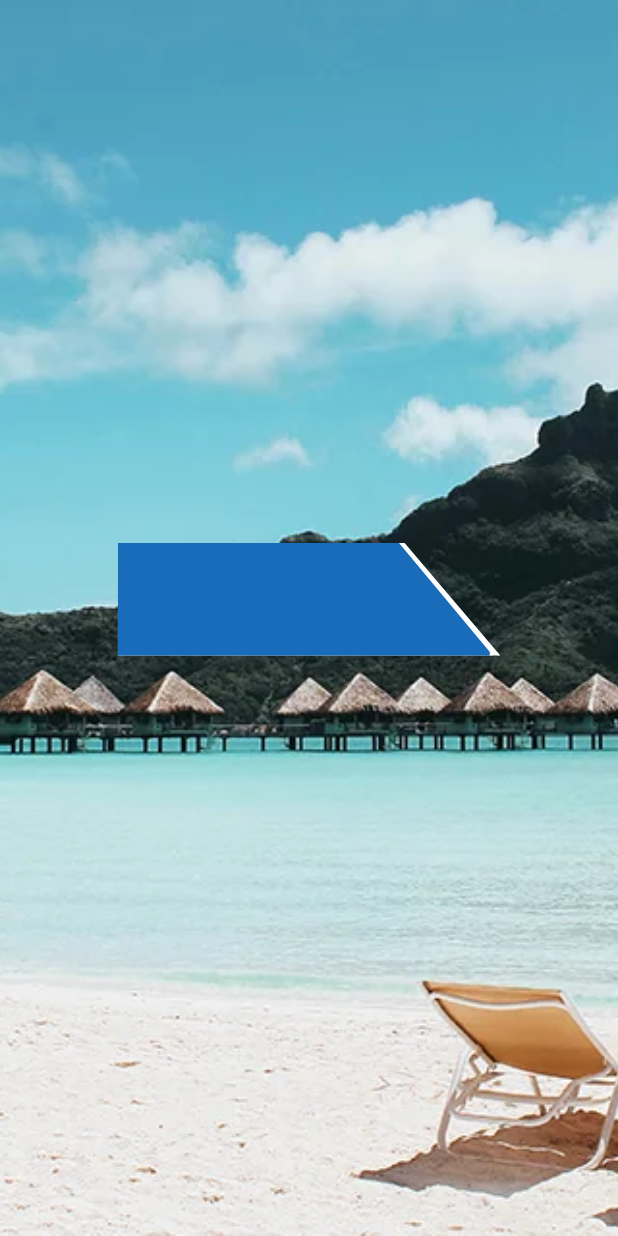
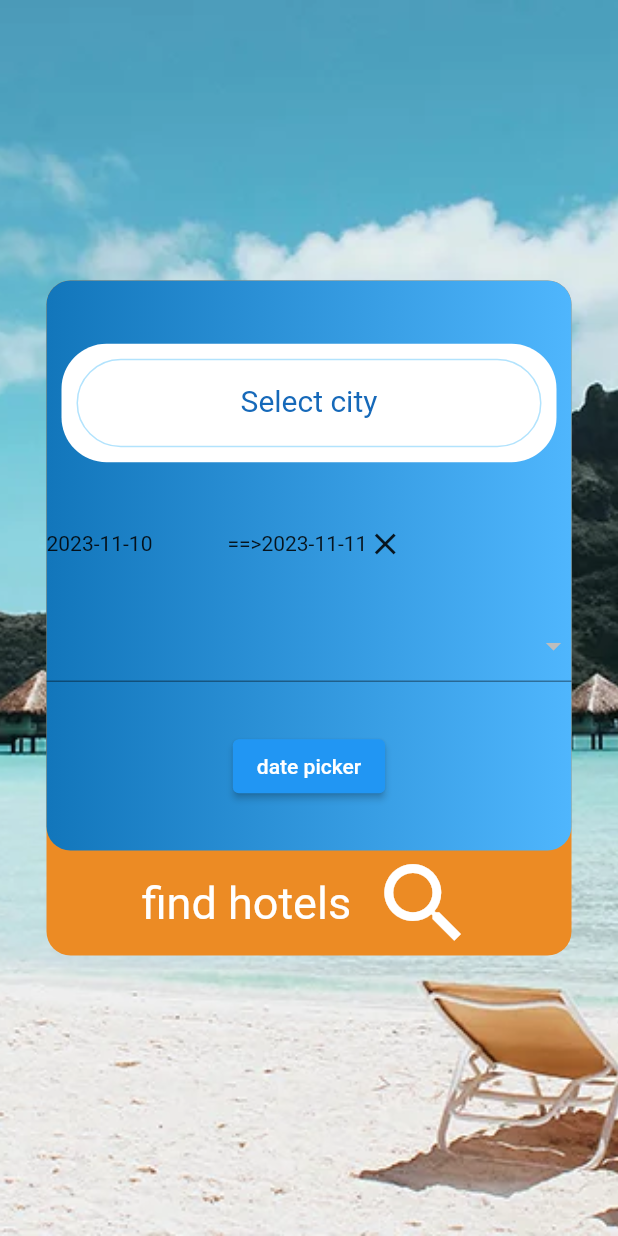
Before and after one commit to OmarAlex00/hotelsgo, a Flutter app: the screen it shows after launch, on a phone screen of 412 x 824 dp. Run offline on Flutter 3.47's test engine with Material 2 defaults, Android fonts, the phone set to English and light mode, and no system bars.

Commit message:
clean code part 2

```diff
--- /dev/null
+++ b/lib/core/custom_border_styles.dart
@@ -0,0 +1,7 @@
+import 'package:flutter/material.dart';
+
+class AppTextFieldBorderStyles {
+  static OutlineInputBorder enabledBorder = const OutlineInputBorder(
+      borderSide: BorderSide(color: Color(0xffB2E3FD)),
+      borderRadius: BorderRadius.all(Radius.circular(30)));
+}
--- /dev/null
+++ b/lib/core/text_styles.dart
@@ -0,0 +1,10 @@
+import 'package:flutter/material.dart';
+
+class AppTextStyles {
+  static TextStyle labelTextStyle =
+      const TextStyle(color: Color(0xff1669B9), fontSize: 20);
+  static TextStyle hintTextStyle =
+      const TextStyle(color: Color(0xff1669B9), fontSize: 16);
+  static TextStyle dateTextStyle = const TextStyle(
+      color: Color(0xff1669B9), fontSize: 20, fontWeight: FontWeight.w600);
+}
--- /dev/null
+++ b/lib/features/main_feature/Widgets/custom_date_range.dart
@@ -0,0 +1,34 @@
+import 'package:flutter/material.dart';
+
+class CustomDateRange extends StatelessWidget {
+  const CustomDateRange({super.key});
+
+  @override
+  Widget build(BuildContext context) {
+    return Container(
+      child: Container(
+        child: const Row(
+          mainAxisSize: MainAxisSize.max,
+          children: [
+            Row(
+              mainAxisSize: MainAxisSize.max,
+              mainAxisAlignment: MainAxisAlignment.spaceEvenly,
+              children: [
+                Text(
+                  '2023-11-10',
+                  style: TextStyle(),
+                ),
+                SizedBox(
+                  width: 50,
+                ),
+                Text('==>'),
+                Text('2023-11-11'),
+              ],
+            ),
+            Icon(Icons.close)
+          ],
+        ),
+      ),
+    );
+  }
+}
--- /dev/null
+++ b/lib/features/main_feature/Widgets/custom_text_field.dart
@@ -0,0 +1,41 @@
+import 'package:flutter/material.dart';
+import 'package:hotelsgo/core/custom_border_styles.dart';
+import 'package:hotelsgo/core/text_styles.dart';
+
+// ignore: must_be_immutable
+class CustomTextField extends StatelessWidget {
+  CustomTextField(
+      {super.key,
+      required this.label,
+      required this.placeholder,
+      this.onChange});
+  final String label;
+  final String placeholder;
+  Function(String)? onChange;
+  @override
+  Widget build(BuildContext context) {
+    return Container(
+      margin: const EdgeInsets.all(10),
+      padding: const EdgeInsets.all(10),
+      decoration: BoxDecoration(
+          color: Colors.white, borderRadius: BorderRadius.circular(30)),
+      child: TextFormField(
+          onChanged: onChange,
+          // ignore: body_might_complete_normally_nullable
+          validator: (value) {
+            if (value!.isEmpty) {
+              return 'This field is Required';
+            }
+          },
+          style: AppTextStyles.hintTextStyle,
+          decoration: InputDecoration(
+            enabledBorder: AppTextFieldBorderStyles.enabledBorder,
+            label: Center(child: Text(label)),
+            labelStyle: AppTextStyles.labelTextStyle,
+            hintText: placeholder,
+            hintStyle: AppTextStyles.hintTextStyle,
+            border: AppTextFieldBorderStyles.enabledBorder,
+          )),
+    );
+  }
+}
--- a/lib/features/main_feature/Widgets/first_screen_main_view.dart
+++ b/lib/features/main_feature/Widgets/first_screen_main_view.dart
@@ -1,5 +1,7 @@
 import 'package:flutter/material.dart';
-import 'package:hotelsgo/core/constants.dart';
+import 'package:hotelsgo/core/assets_manager.dart';
+import 'package:hotelsgo/features/main_feature/Widgets/custom_date_range.dart';
+import 'package:hotelsgo/features/main_feature/Widgets/custom_text_field.dart';
 import 'package:hotelsgo/features/main_feature/Widgets/first_screen_title_container.dart';
 
 class FirstScreenMainView extends StatelessWidget {
@@ -16,6 +18,65 @@ class FirstScreenMainView extends StatelessWidget {
             image: AssetImage(AssetsManager.backgroundImage),
           ),
         ),
-        child: const Center(child: FirstScreenTitle()));
+        child: Center(
+            child: Container(
+          height: 450,
+          width: 350,
+          decoration: BoxDecoration(
+              color: const Color(0xffEC8B24),
+              borderRadius: BorderRadius.circular(16)),
+          child: Column(
+            children: [
+              Container(
+                height: 380,
+                decoration: BoxDecoration(
+                    gradient: const LinearGradient(
+                      colors: [
+                        Color(0xff1276BB),
+                        Color(0xff4FB6FD)
+                      ], // Specify your desired gradient colors
+                      begin: Alignment
+                          .centerLeft, // Define the gradient start point
+                      end: Alignment
+                          .centerRight, // Define the gradient end point
+                    ),
+                    borderRadius: BorderRadius.circular(16)),
+                child: Column(
+                  mainAxisSize: MainAxisSize.max,
+                  mainAxisAlignment: MainAxisAlignment.spaceEvenly,
+                  children: [
+                    CustomTextField(
+                        label: 'Select city', placeholder: 'Select a city'),
+                    const CustomDateRange(),
+                    DropdownButtonFormField(
+                      items: List.empty(),
+                      onChanged: (value) {},
+                    ),
+                    ElevatedButton(
+                        onPressed: () {}, child: const Text('date picker')),
+                  ],
+                ),
+              ),
+              const Padding(
+                padding: EdgeInsets.symmetric(horizontal: 50),
+                child: Row(
+                  mainAxisSize: MainAxisSize.max,
+                  mainAxisAlignment: MainAxisAlignment.spaceEvenly,
+                  children: [
+                    Text(
+                      'find hotels',
+                      style: TextStyle(color: Colors.white, fontSize: 30),
+                    ),
+                    Icon(
+                      Icons.search,
+                      color: Colors.white,
+                      size: 70,
+                    )
+                  ],
+                ),
+              )
+            ],
+          ),
+        )));
   }
 }
```
Also changed, not shown: lib/core/assets_manager.dart (renamed from lib/core/constants.dart).
